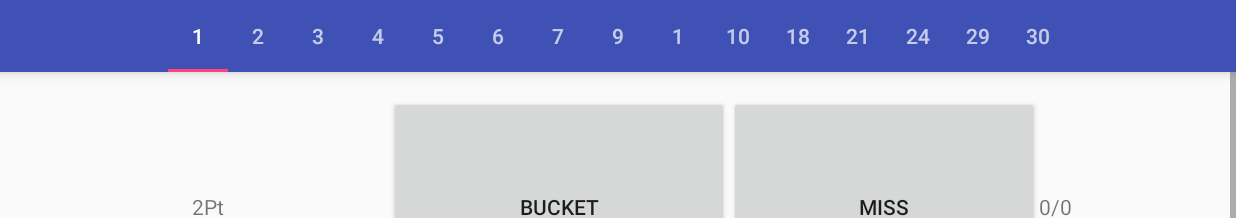
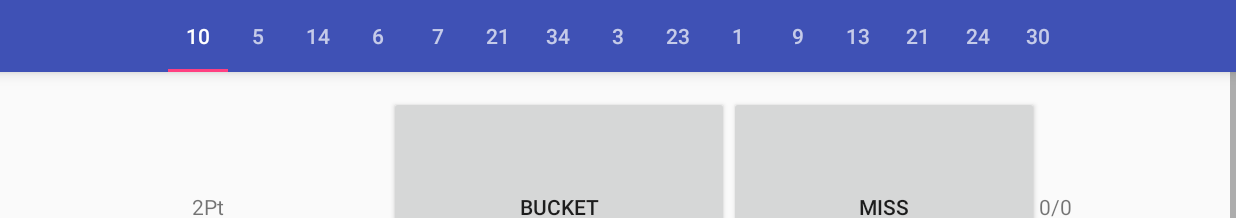
Before and after one commit to idiotleon/BBallerScoreBoard, an Android app: the ScoreBoardMainActivity screen opened directly, with no data from a screen before it, on a phone screen of 824 x 412 dp (held sideways). Shown: the top 218 px of the screen. Run offline under Robolectric (Android 15) with nearby library versions, the phone set to English and light mode, and no system bars; 12 statements that could not run were skipped.

Commit message:
Get title of tabs of TabLayout failed
Commit for now and I will delve into it later at home[work location
changed].

```diff
--- a/app/src/main/java/com/leontheprofessional/bballscoreboard/scoreboard/ScoreBoardMainActivity.java
+++ b/app/src/main/java/com/leontheprofessional/bballscoreboard/scoreboard/ScoreBoardMainActivity.java
@@ -7,11 +7,18 @@ import android.support.v4.app.Fragment;
 import android.support.v4.app.FragmentPagerAdapter;
 import android.support.v4.view.ViewPager;
 import android.support.v7.app.AppCompatActivity;
+import android.util.Log;
+import android.view.View;
+import android.widget.LinearLayout;
+import android.widget.TableRow;
+import android.widget.TextView;
 
 import com.leontheprofessional.bballscoreboard.helpers.CommonConstants;
 import com.leontheprofessional.bballscoreboard.R;
 
 public class ScoreBoardMainActivity extends AppCompatActivity {
+
+    private static final String LOG_TAG = ScoreBoardMainActivity.class.getSimpleName();
 
     @Override
     protected void onCreate(@Nullable Bundle savedInstanceState) {
@@ -20,20 +27,20 @@ public class ScoreBoardMainActivity extends AppCompatActivity {
 
         final TabLayout tabLayout = (TabLayout) findViewById(R.id.scoreboard_activity_main_tab_layout);
 
-        tabLayout.addTab(tabLayout.newTab().setText("1"));
-        tabLayout.addTab(tabLayout.newTab().setText("2"));
-        tabLayout.addTab(tabLayout.newTab().setText("3"));
-        tabLayout.addTab(tabLayout.newTab().setText("4"));
+        tabLayout.addTab(tabLayout.newTab().setText("10"));
         tabLayout.addTab(tabLayout.newTab().setText("5"));
+        tabLayout.addTab(tabLayout.newTab().setText("14"));
         tabLayout.addTab(tabLayout.newTab().setText("6"));
         tabLayout.addTab(tabLayout.newTab().setText("7"));
+        tabLayout.addTab(tabLayout.newTab().setText("21"));
+        tabLayout.addTab(tabLayout.newTab().setText("34"));
+        tabLayout.addTab(tabLayout.newTab().setText("3"));
+        tabLayout.addTab(tabLayout.newTab().setText("23"));
+        tabLayout.addTab(tabLayout.newTab().setText("1"));
         tabLayout.addTab(tabLayout.newTab().setText("9"));
-        tabLayout.addTab(tabLayout.newTab().setText("1"));
-        tabLayout.addTab(tabLayout.newTab().setText("10"));
-        tabLayout.addTab(tabLayout.newTab().setText("18"));
+        tabLayout.addTab(tabLayout.newTab().setText("13"));
         tabLayout.addTab(tabLayout.newTab().setText("21"));
         tabLayout.addTab(tabLayout.newTab().setText("24"));
-        tabLayout.addTab(tabLayout.newTab().setText("29"));
         tabLayout.addTab(tabLayout.newTab().setText("30"));
 
         tabLayout.setTabGravity(TabLayout.GRAVITY_CENTER);
@@ -45,8 +52,15 @@ public class ScoreBoardMainActivity extends AppCompatActivity {
                 // todo: update with the original data for the fragment that is going to be inflated
                 ScoreBoardMainFragment scoreBoardMainFragment = new ScoreBoardMainFragment();
                 Bundle bundle = new Bundle();
-                // todo: Jersey Numbers are not simply (position + 1)
-                bundle.putInt(CommonConstants.JERSEY_NUMBER_IDENTIFIER, position + 1);
+                // todo: Jersey Numbers are not simply (position)
+                /*
+                TabLayout tabLayout = (TabLayout) findViewById(R.id.scoreboard_activity_main_tab_layout);
+                TextView tv = (TextView)(((LinearLayout)((LinearLayout)tabLayout.getChildAt(0)).getChildAt(position)).getChildAt(0));
+                String tabTitle = (String)tv.getText();
+                int jerseyNumber = Integer.parseInt(tabTitle);
+                Log.v(LOG_TAG, "JerseyNumber: " + jerseyNumber);
+                */
+                bundle.putInt(CommonConstants.JERSEY_NUMBER_IDENTIFIER, position);
                 scoreBoardMainFragment.setArguments(bundle);
                 return scoreBoardMainFragment;
             }
--- a/app/src/main/java/com/leontheprofessional/bballscoreboard/scoreboard/ScoreBoardMainFragment.java
+++ b/app/src/main/java/com/leontheprofessional/bballscoreboard/scoreboard/ScoreBoardMainFragment.java
@@ -59,7 +59,7 @@ public class ScoreBoardMainFragment extends Fragment {
         View view = inflater.inflate(R.layout.fragment_scoreboard_main, container, false);
 
         jerseyNumber = getArguments().getInt(CommonConstants.JERSEY_NUMBER_IDENTIFIER);
-        Log.v(LOG_TAG, "JerseyNumber, ScoreBoardMainFragment: " + jerseyNumber);
+        Log.v(LOG_TAG, "JerseyNumber: " + jerseyNumber);
 
         btnPtr2Bucket = (Button) view.findViewById(R.id.btn_ptr_2_bucket);
         btnPtr2Miss = (Button) view.findViewById(R.id.btn_ptr_2_miss);
--- a/app/src/main/res/layout/fragment_scoreboard_main.xml
+++ b/app/src/main/res/layout/fragment_scoreboard_main.xml
@@ -41,7 +41,6 @@
                 android:layout_weight="1"
                 android:padding="@dimen/activity_horizontal_margin"
                 android:text="@string/miss_bucket" />
-
 
             <TextView
                 android:id="@+id/pt_2_score_board"
```
Also changed, not shown: 1 other file.
